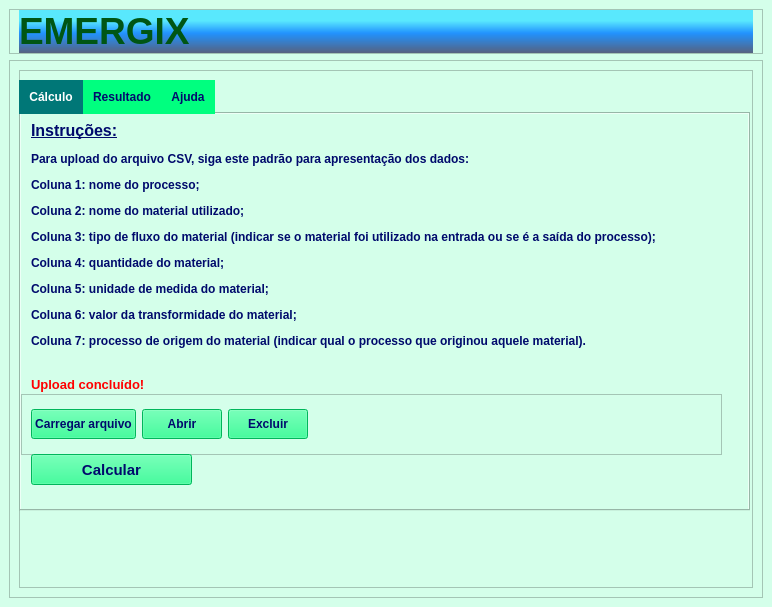
Old version of the form APS.ui in the repository Geovanna06/Emergix.
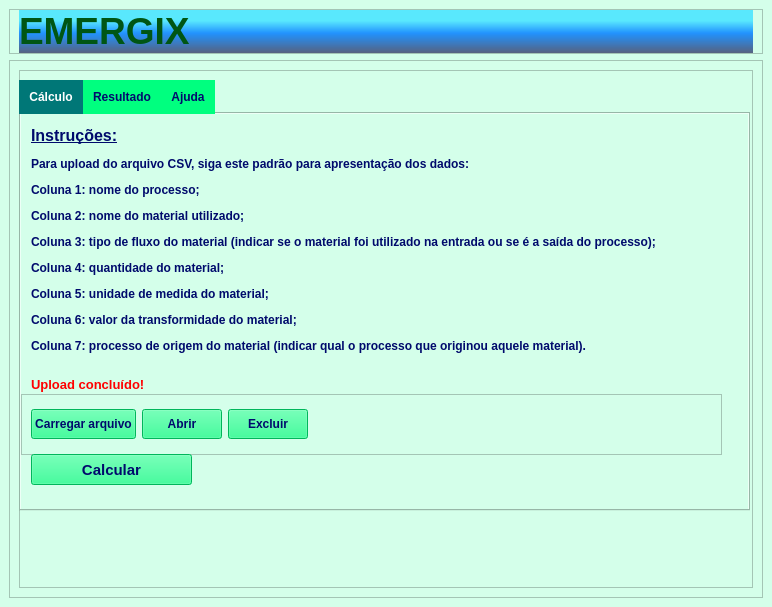
New version of the form. The open tabs and pages were chosen to show the change. Icons and pictures are not drawn.

Commit message: Adicionando a função ajuda

What changed in the file:
```diff
--- a/APS.ui
+++ b/APS.ui
@@ -369,7 +369,7 @@
               <x>10</x>
               <y>0</y>
               <width>691</width>
-              <height>241</height>
+              <height>251</height>
              </rect>
             </property>
             <property name="text">
```
Left out of the diff: 2 changed lines with no effect on the pictures. The commit also changes 1 other file.
